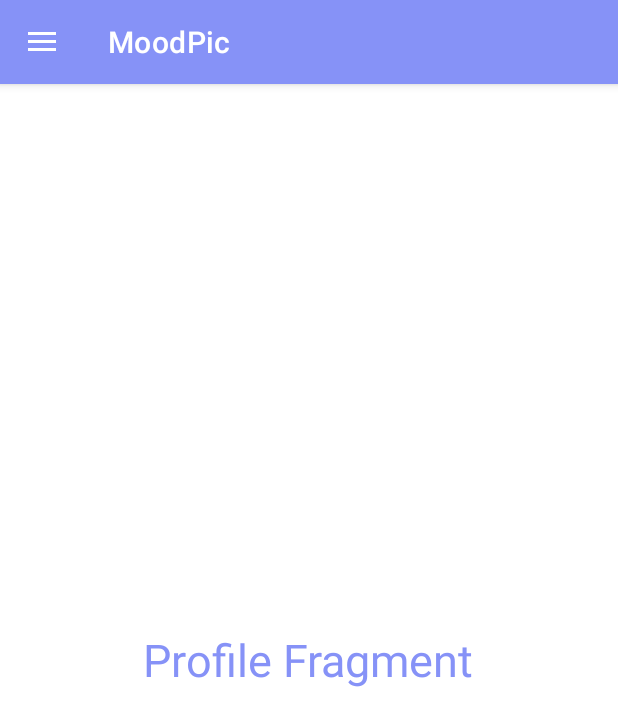
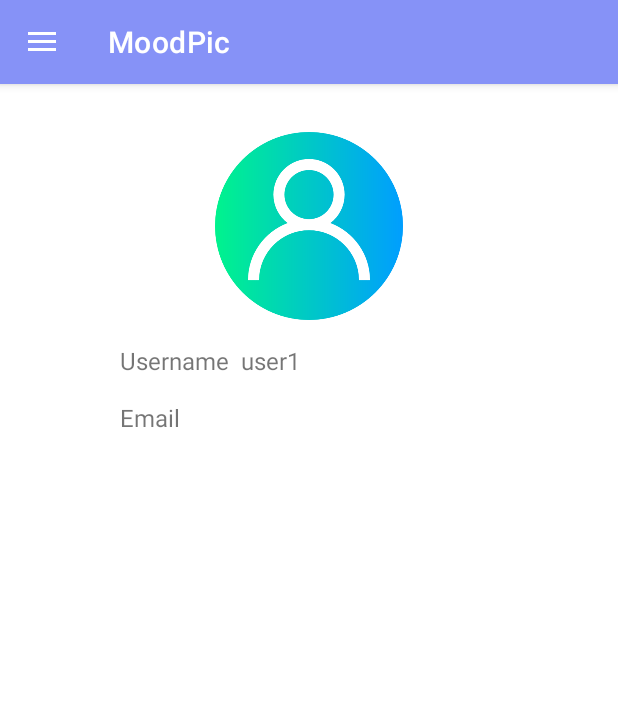
Before and after one commit to nuttapol-kor/MoodPic, an Android app: the screen it shows after launch once a user with an empty profile is signed in (HomeActivity), in the side drawer, after a tap on "Profile", on a phone screen of 412 x 824 dp. Shown: the top 726 px of the screen. Run offline under Robolectric (Android 15) with nearby library versions, the phone set to English and light mode, and no system bars; our stand-ins replace Firebase (no records; nobody signed in at launch, a user with empty details on screens opened directly).

Commit message:
update profile fragment

```diff
--- a/app/src/main/java/org/classapp/moodpic/Activities/ProfileFragment.kt
+++ b/app/src/main/java/org/classapp/moodpic/Activities/ProfileFragment.kt
@@ -1,10 +1,19 @@
 package org.classapp.moodpic.Activities
 
 import android.os.Bundle
+import android.util.Log
 import androidx.fragment.app.Fragment
 import android.view.LayoutInflater
 import android.view.View
 import android.view.ViewGroup
+import android.widget.ImageView
+import android.widget.TextView
+import android.widget.Toast
+import com.bumptech.glide.Glide
+import com.bumptech.glide.request.RequestOptions
+import com.google.firebase.auth.ktx.auth
+import com.google.firebase.firestore.ktx.firestore
+import com.google.firebase.ktx.Firebase
 import org.classapp.moodpic.R
 
 // TODO: Rename parameter arguments, choose names that match
@@ -35,7 +44,29 @@ class ProfileFragment : Fragment() {
         savedInstanceState: Bundle?
     ): View? {
         // Inflate the layout for this fragment
-        return inflater.inflate(R.layout.fragment_profile, container, false)
+        val view = inflater.inflate(R.layout.fragment_profile, container, false)
+        val profileImg = view.findViewById<ImageView>(R.id.profileSecImg)
+        val usernameTxt = view.findViewById<TextView>(R.id.profileUsernameTxt)
+        val emailTxt = view.findViewById<TextView>(R.id.profileEmailTxt)
+
+        var db = Firebase.firestore
+        var auth = Firebase.auth
+
+        val email = auth.currentUser?.email
+        emailTxt.text = email
+        db.collection("users").whereEqualTo("id", auth.currentUser?.uid).get().addOnSuccessListener {
+            if (!it.isEmpty) {
+                usernameTxt.text = it.documents[0].getString("username")
+                var imageUrl = it.documents[0].getString("profileImageUrl")
+                if (imageUrl != null) {
+                    Glide.with(this).load(imageUrl).apply(RequestOptions.circleCropTransform()).into(profileImg)
+                }
+            }
+        }.addOnFailureListener { exception ->
+            Toast.makeText(requireContext(), exception.message, Toast.LENGTH_SHORT).show()
+            Log.e("getCommentFromFirebase", "Error getting comments", exception)
+        }
+        return view
     }
 
     companion object {
--- a/app/src/main/res/layout/fragment_profile.xml
+++ b/app/src/main/res/layout/fragment_profile.xml
@@ -1,16 +1,60 @@
 <?xml version="1.0" encoding="utf-8"?>
-<RelativeLayout
-    xmlns:android="http://schemas.android.com/apk/res/android"
+<androidx.constraintlayout.widget.ConstraintLayout xmlns:android="http://schemas.android.com/apk/res/android"
+    xmlns:app="http://schemas.android.com/apk/res-auto"
     xmlns:tools="http://schemas.android.com/tools"
+    android:id="@+id/relativeLayout2"
     android:layout_width="match_parent"
     android:layout_height="match_parent"
     tools:context=".Activities.ProfileFragment">
-    <!-- TODO: Update blank fragment layout -->
+
+    <ImageView
+        android:id="@+id/profileSecImg"
+        android:layout_width="125dp"
+        android:layout_height="125dp"
+        android:layout_marginTop="32dp"
+        android:src="@drawable/user"
+        app:layout_constraintEnd_toEndOf="parent"
+        app:layout_constraintStart_toStartOf="parent"
+        app:layout_constraintTop_toTopOf="parent" />
+
     <TextView
+        android:id="@+id/textView"
         android:layout_width="wrap_content"
         android:layout_height="wrap_content"
-        android:text="Profile Fragment"
-        android:textSize="30sp"
-        android:layout_centerInParent="true"
-        android:textColor="@color/lavender"/>
-</RelativeLayout>
+        android:layout_marginStart="80dp"
+        android:layout_marginTop="16dp"
+        android:text="Username"
+        android:textSize="16sp"
+        app:layout_constraintStart_toStartOf="parent"
+        app:layout_constraintTop_toBottomOf="@+id/profileSecImg" />
+
+    <TextView
+        android:id="@+id/textView2"
+        android:layout_width="wrap_content"
+        android:layout_height="wrap_content"
+        android:layout_marginTop="16dp"
+        android:text="Email"
+        android:textSize="16sp"
+        app:layout_constraintStart_toStartOf="@+id/textView"
+        app:layout_constraintTop_toBottomOf="@+id/textView" />
+
+    <TextView
+        android:id="@+id/profileUsernameTxt"
+        android:layout_width="wrap_content"
+        android:layout_height="wrap_content"
+        android:layout_marginStart="8dp"
+        android:text="user1"
+        android:textSize="16sp"
+        app:layout_constraintStart_toEndOf="@+id/textView"
+        app:layout_constraintTop_toTopOf="@+id/textView" />
+
+    <TextView
+        android:id="@+id/profileEmailTxt"
+        android:layout_width="wrap_content"
+        android:layout_height="wrap_content"
+        android:layout_marginStart="8dp"
+        android:text="user1@gmail.com"
+        android:textSize="16sp"
+        app:layout_constraintStart_toEndOf="@+id/textView2"
+        app:layout_constraintTop_toTopOf="@+id/textView2" />
+</androidx.constraintlayout.widget.ConstraintLayout>
```
